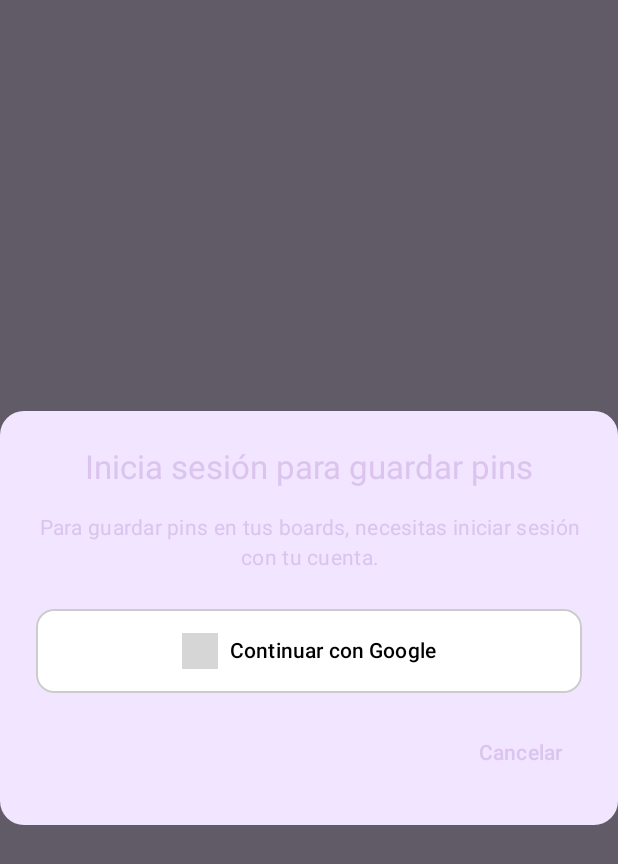
After one commit to MackyAlimena/Ynspo, an Android app built with Jetpack Compose: the composable LoginRequiredDialog shown on its own in the app's theme, on a phone screen of 412 x 824 dp. The commit adds this screen. Shown: the top 864 px of the screen. Run offline under Robolectric (Android 15) with nearby library versions, the phone set to English and light mode, and no system bars; 1 statement that could not run was skipped; grey boxes are pictures that could not be loaded.

Commit message:
Add authentication handling to SaveToBoardDialog and create LoginRequiredDialog

```diff
--- /dev/null
+++ b/app/src/main/java/com/example/ynspo/ui/components/dialog/LoginRequiredDialog.kt
@@ -0,0 +1,68 @@
+package com.example.ynspo.ui.components.dialog
+
+import android.os.Build
+import androidx.annotation.RequiresApi
+import androidx.compose.foundation.layout.*
+import androidx.compose.foundation.shape.RoundedCornerShape
+import androidx.compose.material3.*
+import androidx.compose.runtime.Composable
+import androidx.compose.ui.Alignment
+import androidx.compose.ui.Modifier
+import androidx.compose.ui.text.style.TextAlign
+import androidx.compose.ui.unit.dp
+import androidx.compose.ui.window.Dialog
+import com.example.ynspo.user.GoogleLoginButton
+
+@RequiresApi(Build.VERSION_CODES.UPSIDE_DOWN_CAKE)
+@Composable
+fun LoginRequiredDialog(
+    onDismiss: () -> Unit,
+    onLogin: () -> Unit
+) {
+    Dialog(onDismissRequest = onDismiss) {
+        Surface(
+            shape = RoundedCornerShape(16.dp),
+            color = MaterialTheme.colorScheme.surface
+        ) {
+            Column(
+                modifier = Modifier
+                    .padding(24.dp)
+                    .fillMaxWidth(),
+                horizontalAlignment = Alignment.CenterHorizontally
+            ) {
+                Text(
+                    text = "Inicia sesión para guardar pins",
+                    style = MaterialTheme.typography.titleLarge,
+                    textAlign = TextAlign.Center
+                )
+
+                Spacer(modifier = Modifier.height(16.dp))
+
+                Text(
+                    text = "Para guardar pins en tus boards, necesitas iniciar sesión con tu cuenta.",
+                    style = MaterialTheme.typography.bodyMedium,
+                    textAlign = TextAlign.Center
+                )
+
+                Spacer(modifier = Modifier.height(24.dp))
+
+                GoogleLoginButton(
+                    onClick = {
+                        onLogin()
+                        onDismiss()
+                    },
+                    modifier = Modifier.fillMaxWidth()
+                )
+
+                Spacer(modifier = Modifier.height(16.dp))
+
+                TextButton(
+                    onClick = onDismiss,
+                    modifier = Modifier.align(Alignment.End)
+                ) {
+                    Text("Cancelar")
+                }
+            }
+        }
+    }
+}
```
Also changed, not shown: app/src/main/java/com/example/ynspo/ui/components/dialog/AuthenticatedSaveToBoardDialog.kt (added, +48 -0 lines), app/src/main/java/com/example/ynspo/ui/components/dialog/SaveToBoardDialog.kt (+28 -4 lines).
